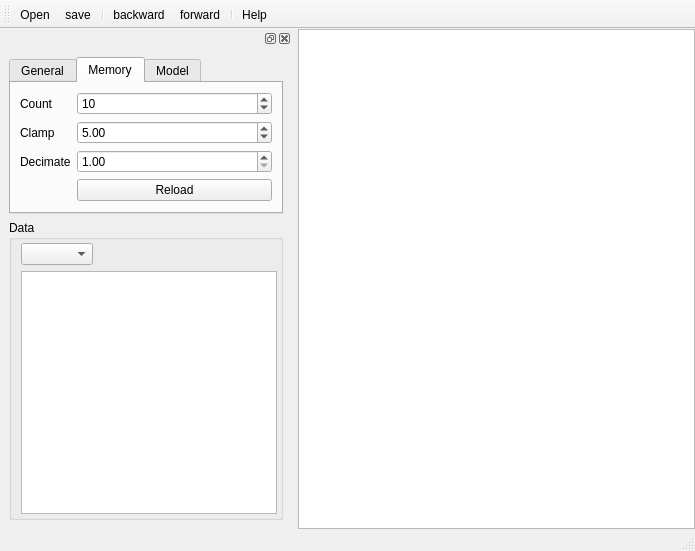
Old version of the form arachnid/core/gui/dialogs/pyui/MontageViewer.ui in the repository ezralanglois/arachnid.
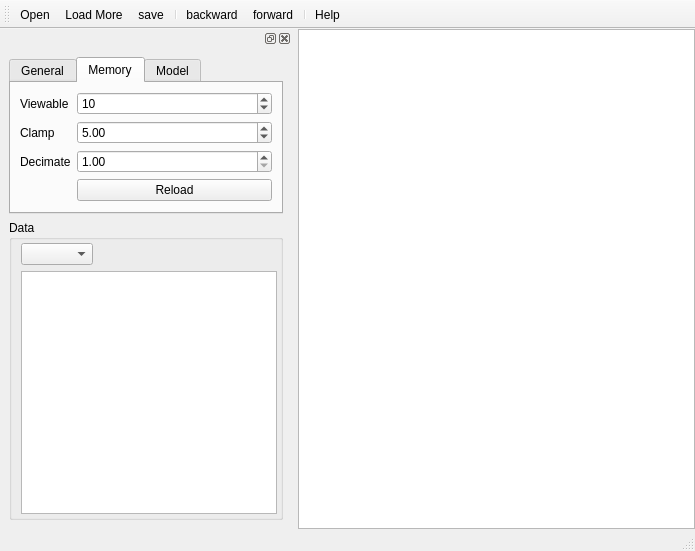
New version of the form. The open tabs and pages were chosen to show the change. Icons and pictures are not drawn.

Commit message: Added PySide adapter, ensure code compatibility with PyQt API 2, fixed bug in load

What changed in the file:
```diff
--- a/arachnid/core/gui/dialogs/pyui/MontageViewer.ui
+++ b/arachnid/core/gui/dialogs/pyui/MontageViewer.ui
@@ -174,7 +174,7 @@
                  <item row="0" column="0">
                   <widget class="QLabel" name="label_3">
                    <property name="text">
-                    <string>Count</string>
+                    <string>Viewable</string>
                    </property>
                   </widget>
                  </item>
@@ -403,6 +403,7 @@
     <bool>false</bool>
    </attribute>
    <addaction name="actionOpen"/>
+   <addaction name="actionLoad_More"/>
    <addaction name="actionSave"/>
    <addaction name="separator"/>
    <addaction name="actionBackward"/>
@@ -557,6 +558,18 @@
     <string>Display help dialog</string>
    </property>
   </action>
+  <action name="actionLoad_More">
+   <property name="icon">
+    <iconset resource="../../icons/icons.qrc">
+     <normaloff>:/mini/mini/arrow_refresh.png</normaloff>:/mini/mini/arrow_refresh.png</iconset>
+   </property>
+   <property name="text">
+    <string>Load More</string>
+   </property>
+   <property name="toolTip">
+    <string>Search for additional micrographs in directories already in use</string>
+   </property>
+  </action>
  </widget>
  <resources>
   <include location="../../icons/icons.qrc"/>
```
Left out of the diff: 8 changed lines with no effect on the pictures. The commit also changes 25 other files.
